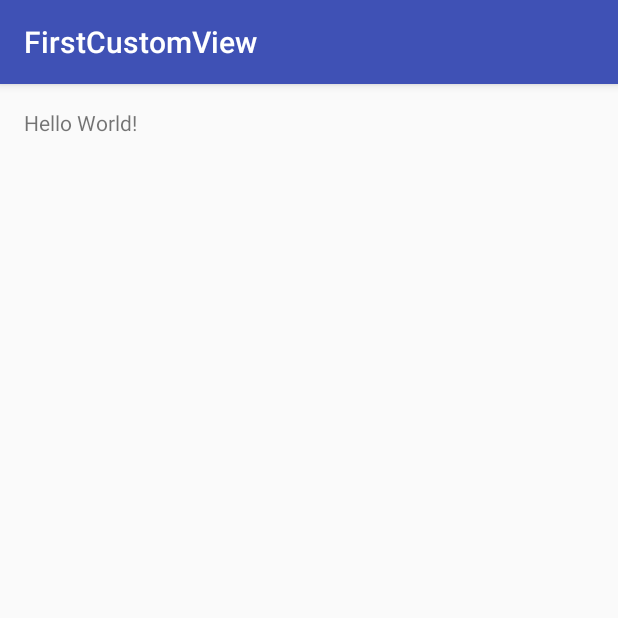
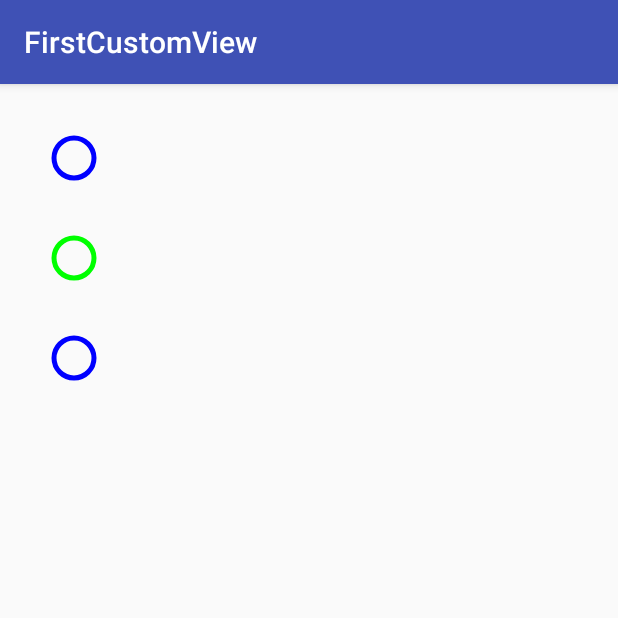
Before and after one commit to achavhan/FirstCustomView, an Android app: the screen it shows after launch (MainActivity), on a phone screen of 412 x 824 dp, the top half of it. Run offline under Robolectric (Android 15) with nearby library versions, the phone set to English and light mode, and no system bars.

Commit message:
Draw three circles

```diff
--- a/app/src/main/java/amol/firstcustomview/MainActivity.java
+++ b/app/src/main/java/amol/firstcustomview/MainActivity.java
@@ -9,5 +9,7 @@ public class MainActivity extends AppCompatActivity {
     protected void onCreate(Bundle savedInstanceState) {
         super.onCreate(savedInstanceState);
         setContentView(R.layout.activity_main);
+
     }
+
 }
--- /dev/null
+++ b/app/src/main/java/amol/firstcustomview/SimpleDrawingView.java
@@ -0,0 +1,49 @@
+package amol.firstcustomview;
+
+import android.content.Context;
+import android.graphics.Canvas;
+import android.graphics.Color;
+import android.graphics.Paint;
+import android.util.AttributeSet;
+import android.view.View;
+
+/**
+ * Created by Amol on 04-09-2016.
+ */
+public class SimpleDrawingView extends View {
+    // setup initial color
+    private final int paintColor = Color.BLACK;
+    // defines paint and canvas
+    private Paint drawPaint;
+
+    public SimpleDrawingView(Context context, AttributeSet attrs) {
+        super(context, attrs);
+        setFocusable(true);
+        setFocusableInTouchMode(true);
+        setupPaint();
+    }
+
+    // Setup paint with color and stroke styles
+    private void setupPaint() {
+        drawPaint = new Paint();
+        drawPaint.setColor(paintColor);
+        drawPaint.setAntiAlias(true);
+        drawPaint.setStrokeWidth(5);
+        drawPaint.setStyle(Paint.Style.STROKE);
+        drawPaint.setStrokeJoin(Paint.Join.ROUND);
+        drawPaint.setStrokeCap(Paint.Cap.ROUND);
+    }
+
+    // ...variables and setting up paint...
+    // Let's draw three circles
+    @Override
+    protected void onDraw(Canvas canvas) {
+        canvas.drawCircle(50, 50, 20, drawPaint);
+        drawPaint.setColor(Color.GREEN);
+        canvas.drawCircle(50, 150, 20, drawPaint);
+        drawPaint.setColor(Color.BLUE);
+        canvas.drawCircle(50, 250, 20, drawPaint);
+    }
+
+
+}
--- a/app/src/main/res/layout/activity_main.xml
+++ b/app/src/main/res/layout/activity_main.xml
@@ -9,8 +9,8 @@
     android:paddingTop="@dimen/activity_vertical_margin"
     tools:context="amol.firstcustomview.MainActivity">
 
-    <TextView
-        android:layout_width="wrap_content"
-        android:layout_height="wrap_content"
-        android:text="Hello World!" />
+    <amol.firstcustomview.SimpleDrawingView
+        android:layout_width="match_parent"
+        android:layout_height="match_parent" />
+
 </RelativeLayout>
```
